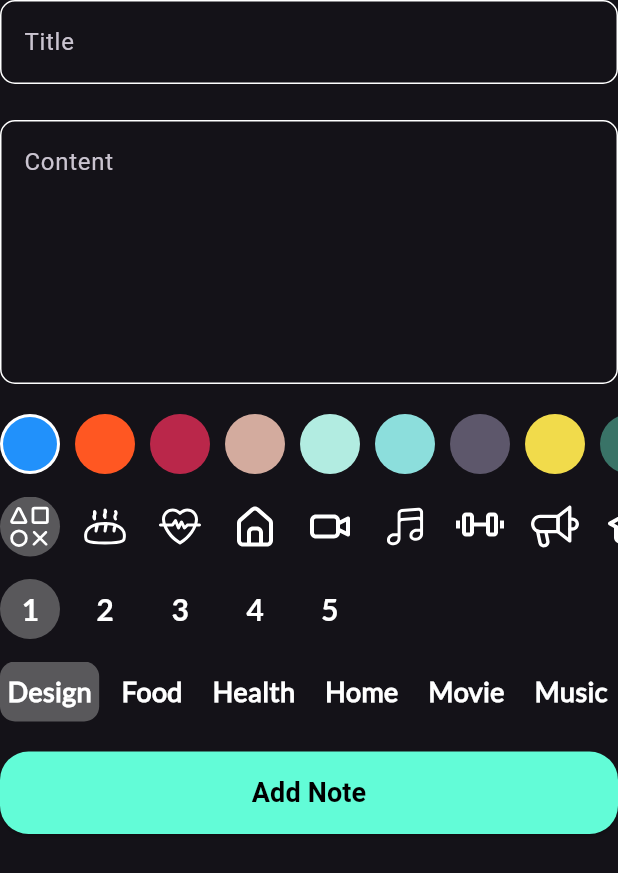
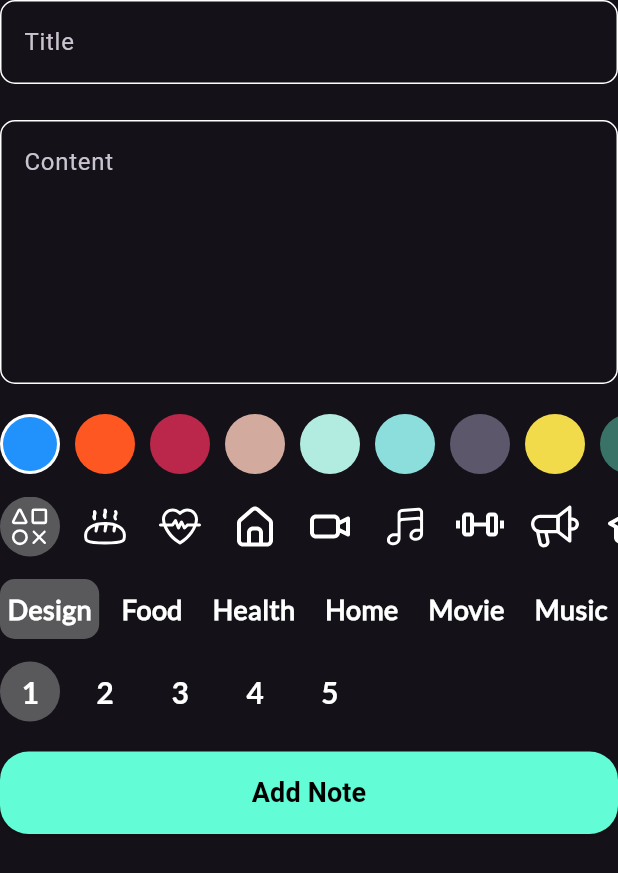
Before and after one commit to OmarAmeer96/ToDo-App, a Flutter app: the AddNoteForm widget shown alone on an empty page, opened directly, on a phone screen of 412 x 824 dp. Shown: the top 873 px of the screen. Run offline on Flutter 3.47's test engine with Material 3 defaults, Android fonts, the phone set to English and light mode, and no system bars; our stand-ins replace animated_splash_screen, flutter_bloc, flutter_svg, font_awesome_flutter, hive, hive_flutter and 2 more; accounts and stored records are empty; Roboto replaces fonts that are missing (Poppins-Medium).

Commit message:
Update widget imports and rearrange code in add_note_form.dart

```diff
--- a/lib/features/note/presentation/views/widgets/add_note_form.dart
+++ b/lib/features/note/presentation/views/widgets/add_note_form.dart
@@ -58,11 +58,11 @@ class _AddNoteFormState extends State<AddNoteForm> {
           const SizedBox(
             height: 15,
           ),
-          const PrioritiesListView(),
+          const CategoryTextListView(),
           const SizedBox(
             height: 15,
           ),
-          const CategoryTextListView(),
+          const PrioritiesListView(),
           const SizedBox(
             height: 20,
           ),
--- a/lib/features/note/presentation/views/widgets/category_list_view_item.dart
+++ b/lib/features/note/presentation/views/widgets/category_list_view_item.dart
@@ -22,8 +22,6 @@ class CategoryListViewIem extends StatelessWidget {
                 categoryIcon,
                 // ignore: deprecated_member_use
                 color: Colors.white,
-                height: 35,
-                width: 35,
               ),
             ),
           )
```
